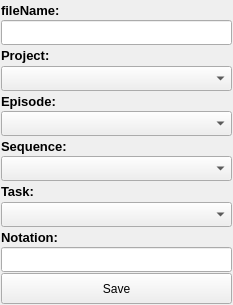
Old version of the form dsCheck/dsSceneSave.ui in the repository davidwilliamsDK/maya.
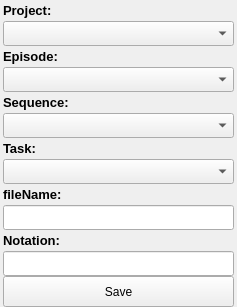
New version of the form.

```diff
--- a/dsCheck/dsSceneSave.ui
+++ b/dsCheck/dsSceneSave.ui
@@ -1,74 +1,39 @@
 <?xml version="1.0" encoding="UTF-8"?>
 <ui version="4.0">
- <class>Form</class>
- <widget class="QWidget" name="Form">
+ <class>MainWindow</class>
+ <widget class="QMainWindow" name="MainWindow">
   <property name="geometry">
    <rect>
     <x>0</x>
     <y>0</y>
-    <width>233</width>
-    <height>305</height>
+    <width>237</width>
+    <height>307</height>
    </rect>
   </property>
   <property name="minimumSize">
    <size>
-    <width>233</width>
-    <height>305</height>
+    <width>237</width>
+    <height>307</height>
    </size>
   </property>
   <property name="maximumSize">
    <size>
-    <width>233</width>
-    <height>305</height>
+    <width>237</width>
+    <height>307</height>
    </size>
   </property>
   <property name="windowTitle">
    <string>dsSceneSave</string>
   </property>
-  <layout class="QVBoxLayout" name="verticalLayout">
-   <property name="spacing">
-    <number>1</number>
-   </property>
+  <widget class="QWidget" name="centralwidget">
+   <layout class="QGridLayout" name="gridLayout">
    <property name="margin">
-    <number>1</number>
-   </property>
-   <item>
-    <widget class="QLabel" name="fn_L">
-     <property name="maximumSize">
-      <size>
-       <width>201</width>
-       <height>25</height>
-      </size>
-     </property>
-     <property name="font">
-      <font>
-       <pointsize>10</pointsize>
-       <weight>75</weight>
-       <bold>true</bold>
-      </font>
-     </property>
-     <property name="text">
-      <string>fileName:</string>
-     </property>
-    </widget>
-   </item>
-   <item>
-    <widget class="QLineEdit" name="fn_LE">
-     <property name="minimumSize">
-      <size>
-       <width>231</width>
-       <height>25</height>
-      </size>
-     </property>
-     <property name="maximumSize">
-      <size>
-       <width>231</width>
-       <height>25</height>
-      </size>
-     </property>
-    </widget>
-   </item>
-   <item>
+     <number>0</number>
+    </property>
+    <property name="spacing">
+     <number>0</number>
+    </property>
+    <item row="0" column="0">
     <widget class="QLabel" name="project_L">
      <property name="maximumSize">
       <size>
@@ -88,7 +53,7 @@
      </property>
     </widget>
    </item>
-   <item>
+    <item row="1" column="0">
     <widget class="QComboBox" name="projects_CB">
      <property name="minimumSize">
       <size>
@@ -104,7 +69,7 @@
      </property>
     </widget>
    </item>
-   <item>
+    <item row="2" column="0">
     <widget class="QLabel" name="episode_L">
      <property name="maximumSize">
       <size>
@@ -124,7 +89,7 @@
      </property>
     </widget>
    </item>
-   <item>
+    <item row="3" column="0">
     <widget class="QComboBox" name="episodes_CB">
      <property name="minimumSize">
       <size>
@@ -140,7 +105,7 @@
      </property>
     </widget>
    </item>
-   <item>
+    <item row="4" column="0">
     <widget class="QLabel" name="seq_L">
      <property name="maximumSize">
       <size>
@@ -160,7 +125,7 @@
      </property>
     </widget>
    </item>
-   <item>
+    <item row="5" column="0">
     <widget class="QComboBox" name="sequence_CB">
      <property name="minimumSize">
       <size>
@@ -176,7 +141,7 @@
      </property>
     </widget>
    </item>
-   <item>
+    <item row="6" column="0">
     <widget class="QLabel" name="task_L">
      <property name="font">
       <font>
@@ -190,7 +155,7 @@
      </property>
     </widget>
    </item>
-   <item>
+    <item row="7" column="0">
     <widget class="QComboBox" name="task_CB">
      <property name="minimumSize">
       <size>
@@ -206,7 +171,43 @@
      </property>
     </widget>
    </item>
-   <item>
+    <item row="8" column="0">
+     <widget class="QLabel" name="fn_L">
+      <property name="maximumSize">
+       <size>
+        <width>201</width>
+        <height>25</height>
+       </size>
+      </property>
+      <property name="font">
+       <font>
+        <pointsize>10</pointsize>
+        <weight>75</weight>
+        <bold>true</bold>
+       </font>
+      </property>
+      <property name="text">
+       <string>fileName:</string>
+      </property>
+     </widget>
+    </item>
+    <item row="9" column="0">
+     <widget class="QLineEdit" name="fn_LE">
+      <property name="minimumSize">
+       <size>
+        <width>231</width>
+        <height>25</height>
+       </size>
+      </property>
+      <property name="maximumSize">
+       <size>
+        <width>231</width>
+        <height>25</height>
+       </size>
+      </property>
+     </widget>
+    </item>
+    <item row="10" column="0">
     <widget class="QLabel" name="episode_L_2">
      <property name="maximumSize">
       <size>
@@ -226,7 +227,7 @@
      </property>
     </widget>
    </item>
-   <item>
+    <item row="11" column="0">
     <widget class="QLineEdit" name="nn_LE">
      <property name="minimumSize">
       <size>
@@ -242,7 +243,7 @@
      </property>
     </widget>
    </item>
-   <item>
+    <item row="12" column="0">
     <widget class="QPushButton" name="save_B">
      <property name="minimumSize">
       <size>
@@ -262,6 +263,7 @@
     </widget>
    </item>
   </layout>
+  </widget>
  </widget>
  <resources/>
  <connections/>
```
Left out of the diff: 2 changed lines with no effect on the pictures. Lines whose indentation alone changed are shown as unchanged.
